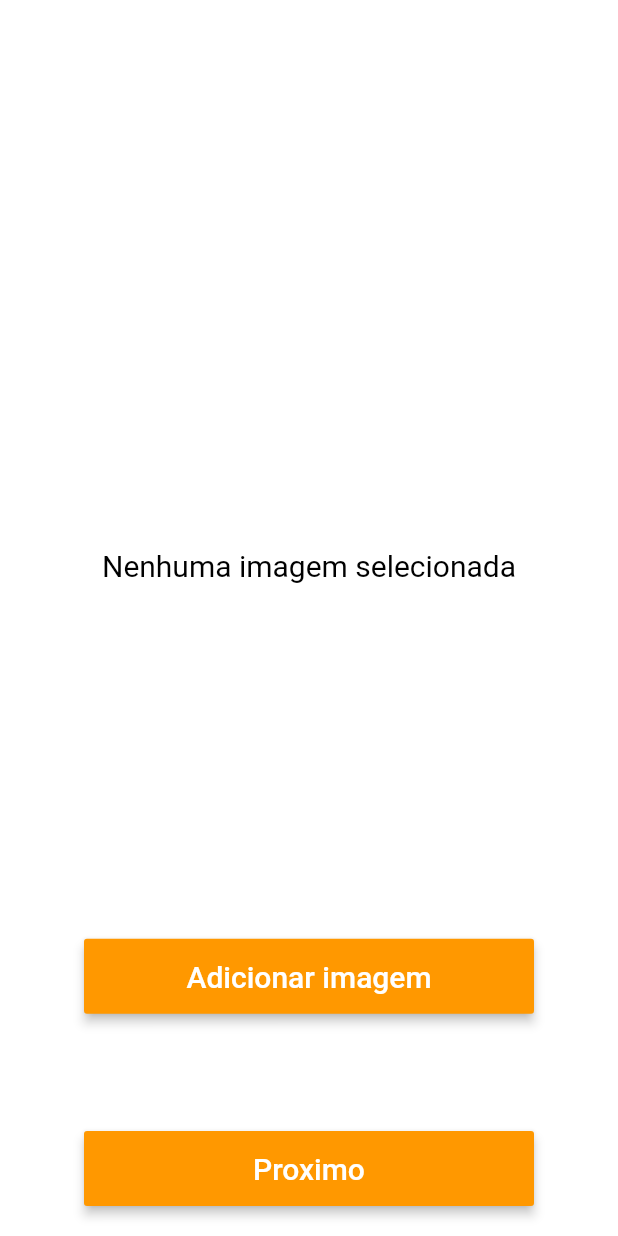
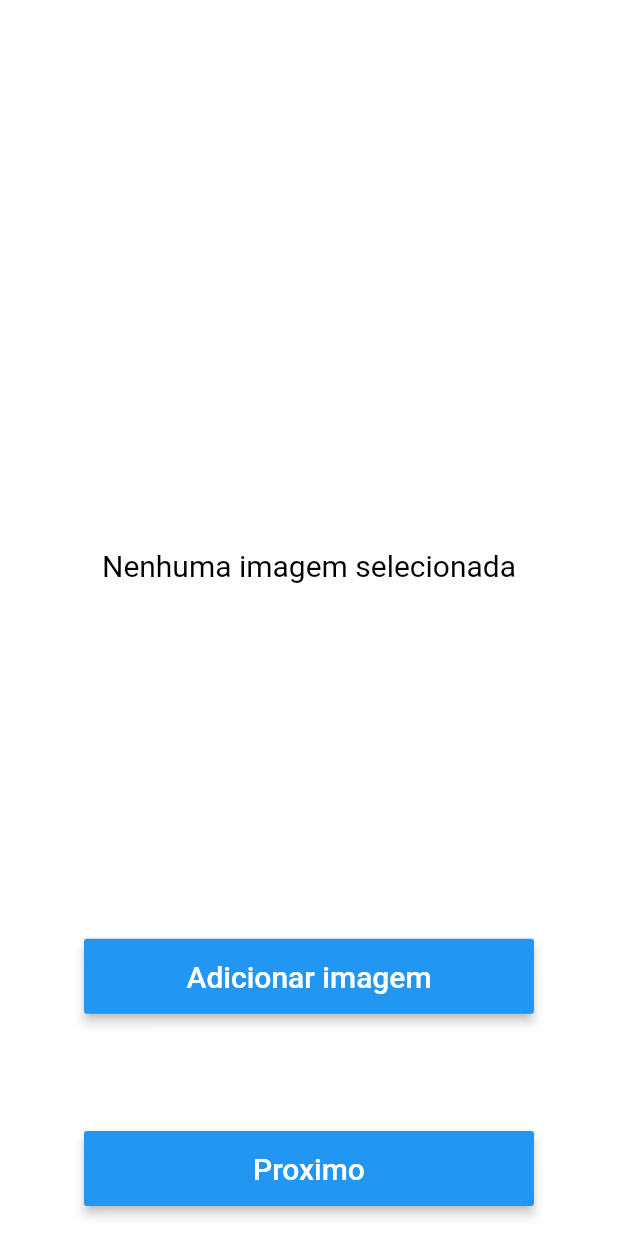
Before and after one commit to zfortes/conexaounb, a Flutter app: the AddImage widget shown alone on an empty page, opened directly with empty values, on a phone screen of 412 x 824 dp. Run offline on Flutter 3.47's test engine with Material 2 defaults, Android fonts, the phone set to English and light mode, and no system bars; our stand-ins replace image_picker.

Commit message:
Inseirido colorButton no configs

```diff
--- a/lib/configs/configs.dart
+++ b/lib/configs/configs.dart
@@ -1,3 +1,6 @@
+import 'package:flutter/material.dart';
+
 class Configs{
   static const ipServer = "http://192.168.42.80:8081";
+  static const colorButton = Colors.blue;
 }
--- a/lib/screens/Cadastro/cadastro.dart
+++ b/lib/screens/Cadastro/cadastro.dart
@@ -210,7 +210,7 @@ class _CadastroState extends State<Cadastro> {
               height: 50,
               child: RaisedButton(
                 elevation: 3,
-                color: Colors.blue,  //TODO SABER QUAL A COR PRA ALTERAR DEPOIS
+                color: Configs.colorButton,  //TODO SABER QUAL A COR PRA ALTERAR DEPOIS
                 child: Text(
                   'Enviar',
                   style: TextStyle(fontSize: 18,
--- a/lib/screens/Login/login.dart
+++ b/lib/screens/Login/login.dart
@@ -107,7 +107,7 @@ class _LoginState extends State<Login> {
               height: 50,
               child: RaisedButton(
                 elevation: 3,
-                color: Colors.blue,  //TODO SABER QUAL A COR PRA ALTERAR DEPOIS
+                color: Configs.colorButton,  //TODO SABER QUAL A COR PRA ALTERAR DEPOIS
                 child: Text(
                   'Entrar',
                   style: TextStyle(fontSize: 20, color: Colors.white)
@@ -126,7 +126,7 @@ class _LoginState extends State<Login> {
               height: 50,
               child: RaisedButton(
                 elevation: 3,
-                color: Colors.blue,  //TODO SABER QUAL A COR PRA ALTERAR DEPOIS
+                color: Configs.colorButton,  //TODO SABER QUAL A COR PRA ALTERAR DEPOIS
                 child: Text(
                   'Cadastre-se',
                   style: TextStyle(fontSize: 20, color: Colors.white)
--- a/lib/screens/relato/addImage.dart
+++ b/lib/screens/relato/addImage.dart
@@ -1,4 +1,5 @@
 import 'dart:io';
+import 'package:conexaounb/configs/configs.dart';
 import 'package:conexaounb/screens/relato/relato.dart';
 import 'package:image_picker/image_picker.dart';
 import 'package:flutter/material.dart';
@@ -45,7 +46,7 @@ class _AddImageState extends State<AddImage> {
                           height: 50,
                           child: RaisedButton(
                             elevation: 3,
-                            color: Colors.orange,
+                            color: Configs.colorButton,
                             child: Text(
                                 'Adicionar imagem',
                                 style: TextStyle(fontSize: 20, color: Colors.white)
@@ -69,7 +70,7 @@ class _AddImageState extends State<AddImage> {
                           height: 50,
                           child: RaisedButton(
                             elevation: 3,
-                            color: Colors.orange,
+                            color: Configs.colorButton,
                             child: Text(
                                 'Proximo',
                                 style: TextStyle(fontSize: 20, color: Colors.white)
--- a/lib/screens/relato/relato.dart
+++ b/lib/screens/relato/relato.dart
@@ -137,7 +137,7 @@ class _RelatoState extends State<Relato> {
                     height: 50,
                     child: RaisedButton(
                       elevation: 3,
-                      color: Colors.orange,
+                      color: Configs.colorButton,
                       child: Text(
                           'Enviar',
                           style: TextStyle(fontSize: 20, color: Colors.white)
```
